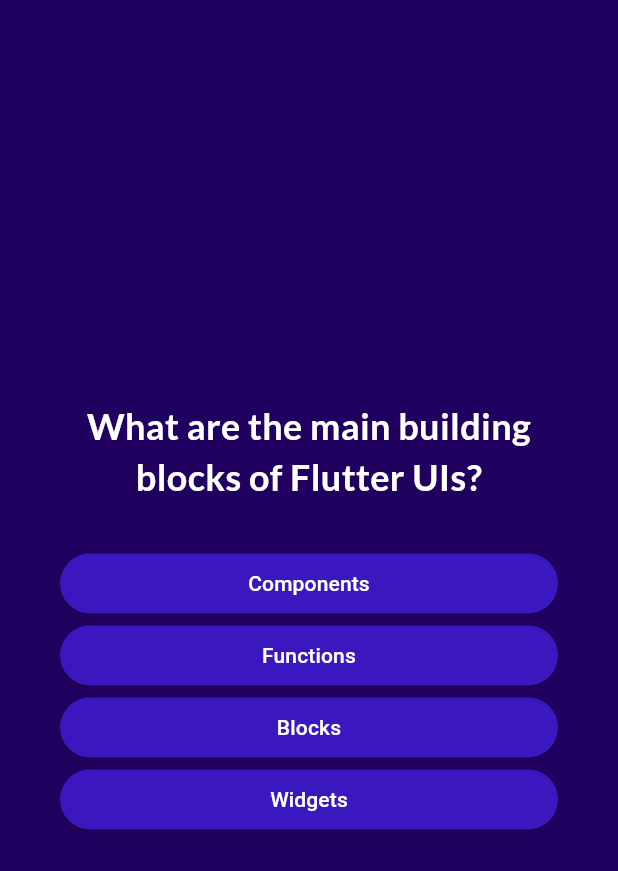
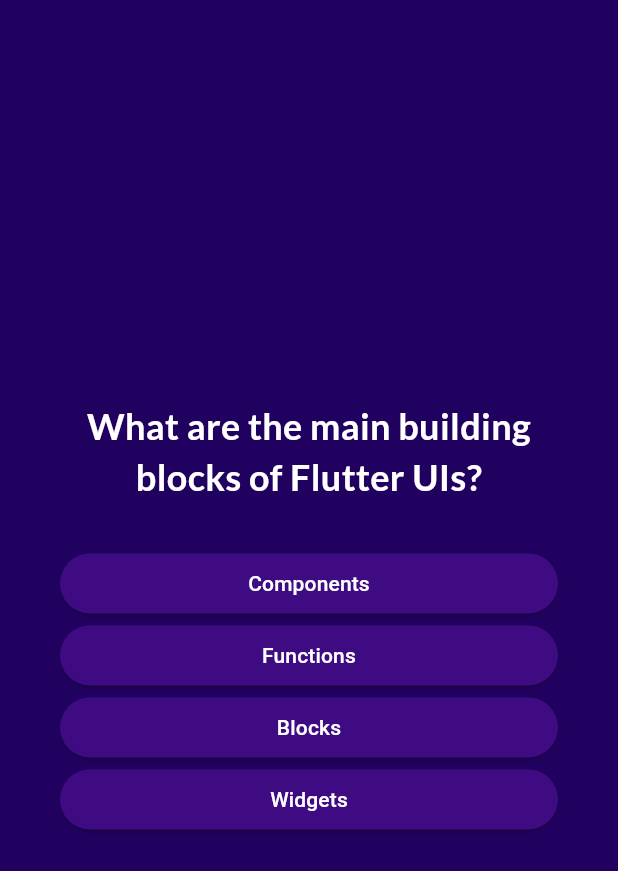
Before and after one commit to KhanhLy1202/flutter_projects, a Flutter app: the screen it shows after launch, after a tap on "Start Quiz", on a phone screen of 412 x 824 dp. Shown: the top 871 px of the screen. Run offline on Flutter 3.47's test engine with Material 3 defaults, Android fonts, the phone set to English and light mode, and no system bars; our stand-ins replace google_fonts.

Commit message:
fix color

```diff
--- a/adv_basics/lib/answer_button.dart
+++ b/adv_basics/lib/answer_button.dart
@@ -19,7 +19,7 @@ class AnswerButton extends StatelessWidget {
           vertical: 10,
           horizontal: 40,
         ),
-        backgroundColor: const Color.fromARGB(255, 59, 23, 192),
+        backgroundColor: const Color.fromARGB(255, 63, 11, 131),
         foregroundColor: Colors.white,
         shape: RoundedRectangleBorder(
           borderRadius: BorderRadius.all(
--- a/adv_basics/lib/start_screen.dart
+++ b/adv_basics/lib/start_screen.dart
@@ -45,7 +45,7 @@ class StartScreen extends StatelessWidget {
               onPressed: startQuiz,
               style: OutlinedButton.styleFrom(
                   foregroundColor: Colors.white,
-                  backgroundColor: Color.fromARGB(255, 22, 18, 134),
+                  backgroundColor: Color.fromARGB(255, 63, 11, 131),
                   shape: RoundedRectangleBorder(
                     borderRadius: BorderRadius.all(
                       Radius.circular(4),
```
